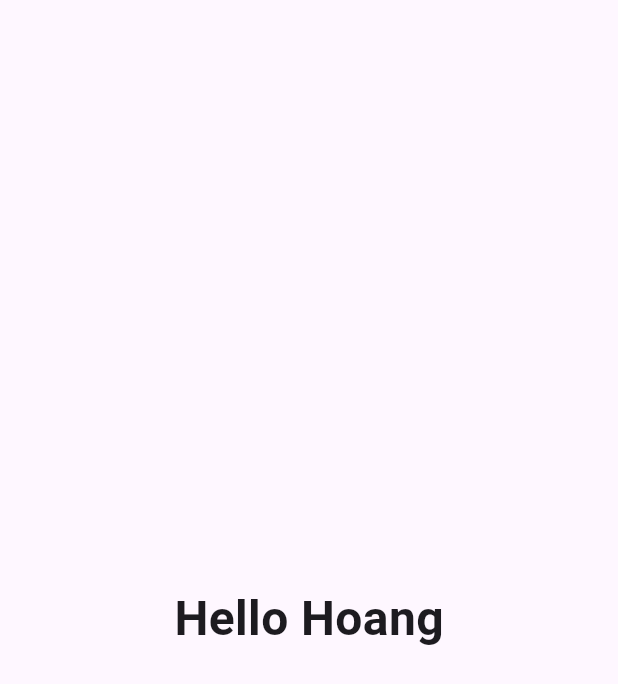
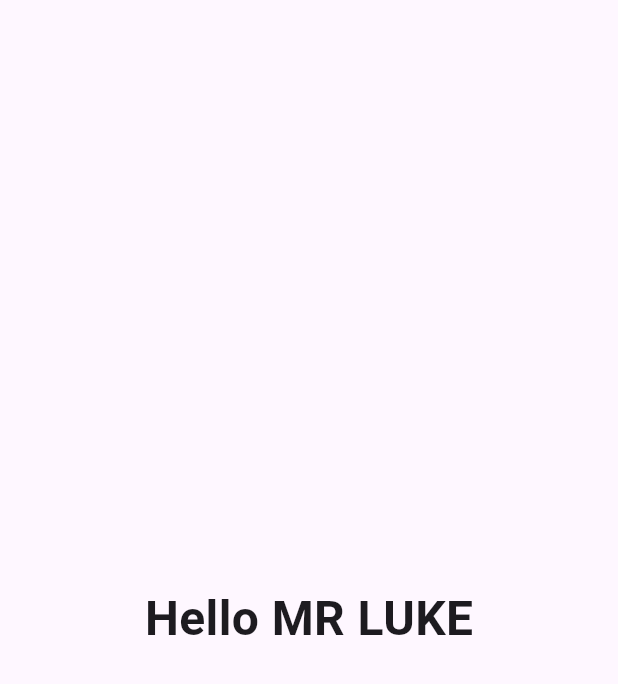
Before and after one commit to truongdothienhoang/flutter-build-demo, a Flutter app: the screen it shows after launch, on a phone screen of 412 x 824 dp. Shown: the top 684 px of the screen. Run offline on Flutter 3.47's test engine with Material 3 defaults, Android fonts, the light colour scheme and no system bars.

Commit message:
Update lib/main.dart via API

```diff
--- a/lib/main.dart
+++ b/lib/main.dart
@@ -13,7 +13,7 @@ class MyApp extends StatelessWidget {
       home: Scaffold(
         body: Center(
           child: Text(
-            'Hello Hoang',
+            'Hello MR LUKE',
             style: TextStyle(fontSize: 32, fontWeight: FontWeight.bold),
           ),
         ),
```
